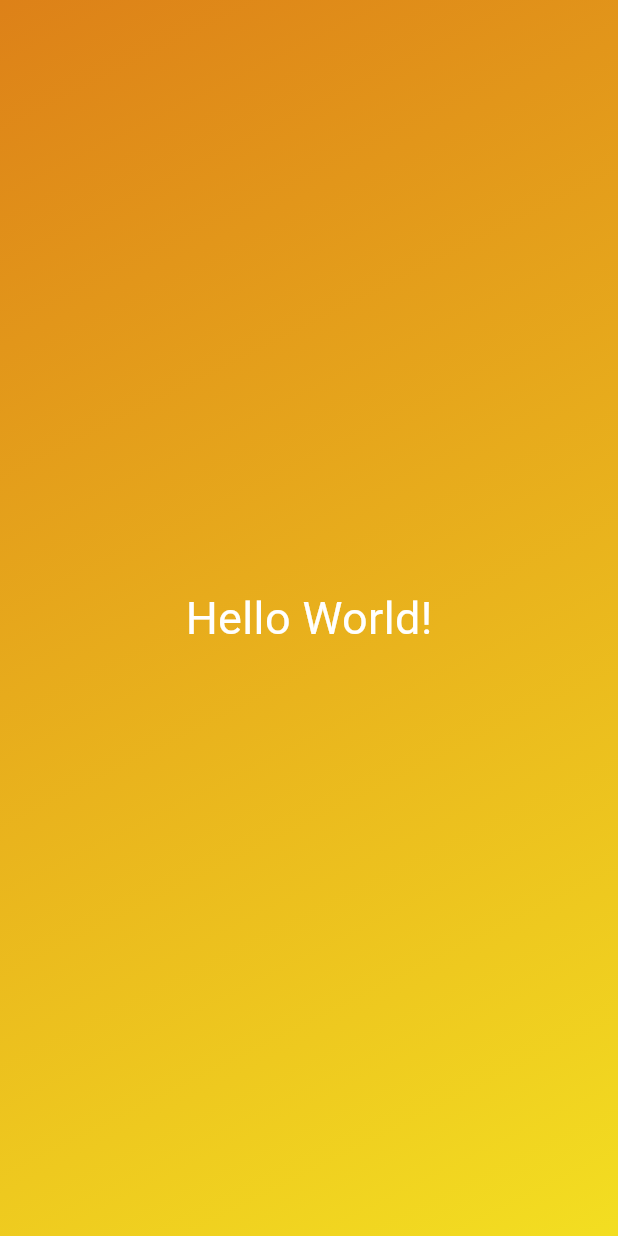
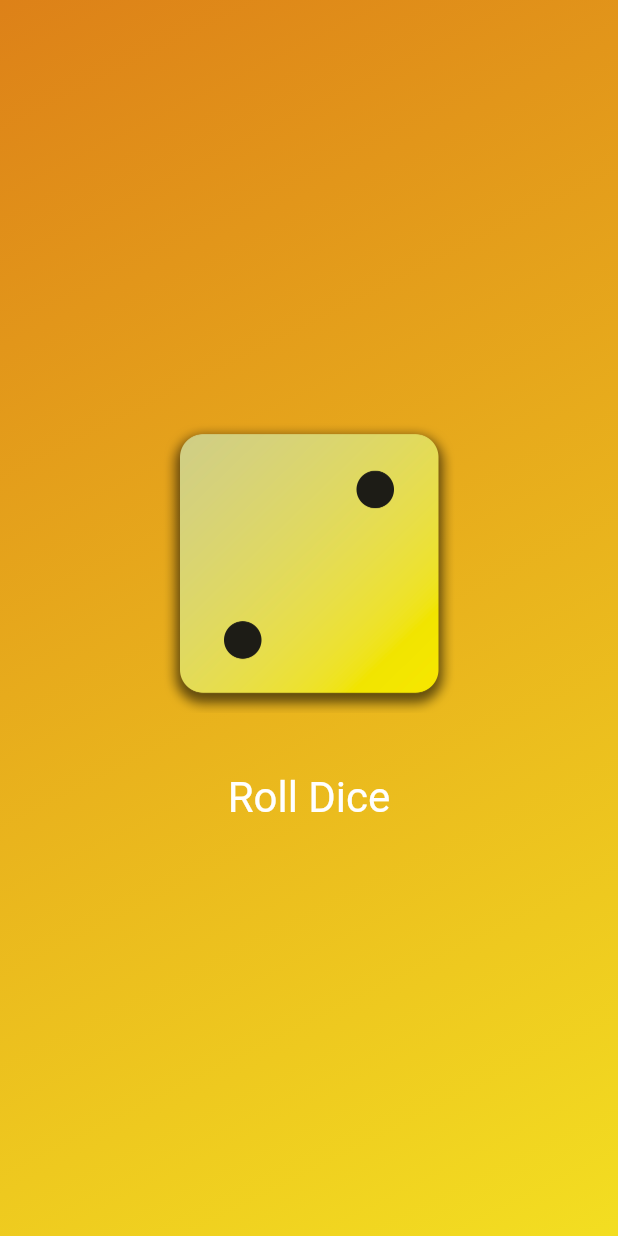
Before and after one commit to Rassie01/First-Mobile-App-Dice-Role-, a Flutter app: the screen it shows after launch, on a phone screen of 412 x 824 dp. Run offline on Flutter 3.47's test engine with Material 3 defaults, Android fonts, the phone set to English and light mode, and no system bars.

Commit message:
chore: Refactor code to use DiceRoller component in GradientContainer

```diff
--- /dev/null
+++ b/lib/dice_roller.dart
@@ -0,0 +1,51 @@
+import 'dart:math';
+
+import 'package:flutter/material.dart';
+
+final randomizer = Random();
+
+class DiceRoller extends StatefulWidget {
+  const DiceRoller({super.key});
+
+  @override
+  State<DiceRoller> createState() {
+    return _DiceRollerState();
+  }
+}
+
+class _DiceRollerState extends State<DiceRoller> {
+  var currentDiceRoll = 2;
+
+  void rollDice() {
+    setState(() {
+      currentDiceRoll = randomizer.nextInt(6) + 1;
+    });
+  }
+
+  @override
+  Widget build(context) {
+    return Column(
+      mainAxisSize: MainAxisSize.min,
+      children: [
+        Image.asset(
+          'assets/images/dice-$currentDiceRoll.png',
+          width: 200,
+        ),
+        const SizedBox(height: 20),
+        TextButton(
+          onPressed: rollDice,
+          style: TextButton.styleFrom(
+            padding: const EdgeInsets.only(
+              top: 20,
+            ),
+            foregroundColor: Colors.white,
+            textStyle: const TextStyle(
+              fontSize: 28,
+            ),
+          ),
+          child: const Text('Roll Dice'),
+        )
+      ],
+    );
+  }
+}
--- a/lib/gradient_container.dart
+++ b/lib/gradient_container.dart
@@ -1,30 +1,27 @@
 import 'package:flutter/material.dart';
-import 'styled_text.dart';
+import 'package:first_app/dice_roller.dart';
 
 const startAlignment = Alignment.topLeft;
 const endAlignment = Alignment.bottomRight;
 
 class GradientContainer extends StatelessWidget {
-  const GradientContainer(this.color1,this.color2,{super.key});
+  const GradientContainer(this.color1, this.color2, {super.key});
 
   final Color color1;
   final Color color2;
 
+
+
   @override
   Widget build(context) {
-
     return Container(
-          decoration: BoxDecoration(
-            gradient: LinearGradient(colors:
-                  [color1, color2],
-                  begin: startAlignment,
-                  end: endAlignment
-                ),
-          ),
-          child: const Center(
-            child: StyledText('Hello World!')
-          ),
-        );
+      decoration: BoxDecoration(
+        gradient: LinearGradient(
+            colors: [color1, color2], begin: startAlignment, end: endAlignment),
+      ),
+      child: Center(
+        child: DiceRoller(),
+      ),
+    );
   }
-
 }
--- a/lib/main.dart
+++ b/lib/main.dart
@@ -2,7 +2,7 @@ import 'package:first_app/gradient_container.dart';
 import 'package:flutter/material.dart';
 
 void main() {
-  runApp(const MaterialApp(
+  runApp( const MaterialApp(
     home: Scaffold(
       body: GradientContainer(
         Color.fromARGB(255, 221, 129, 24),
```
